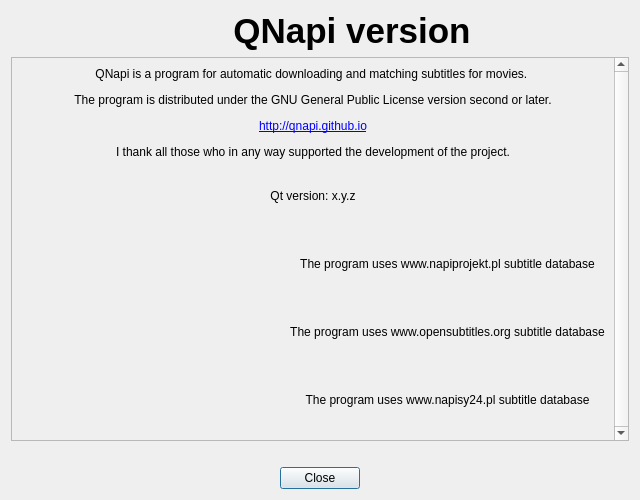
QNapi/qnapi, file gui/ui/frmabout.ui: the form before one commit.
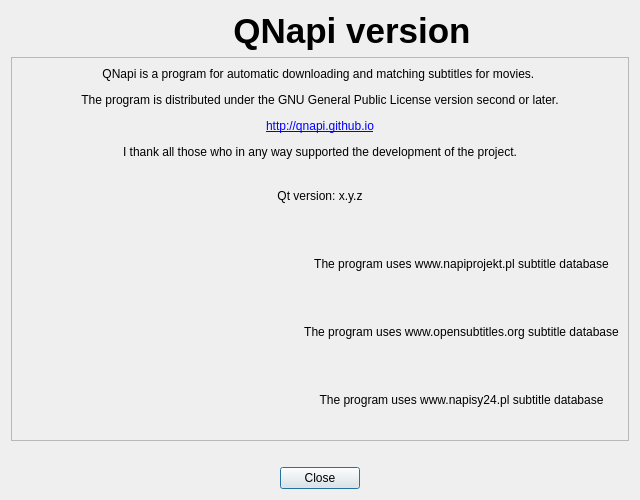
The form after the commit. Icons and pictures are not drawn.

Commit message: Show scrollbar in about dialog when needed. (#139)

The edit to the form file:
```diff
--- a/gui/ui/frmabout.ui
+++ b/gui/ui/frmabout.ui
@@ -53,7 +53,7 @@
    <item row="1" column="0" colspan="3">
     <widget class="QScrollArea" name="scrollArea">
      <property name="verticalScrollBarPolicy">
-      <enum>Qt::ScrollBarAlwaysOn</enum>
+      <enum>Qt::ScrollBarAsNeeded</enum>
      </property>
      <property name="widgetResizable">
       <bool>true</bool>
```
